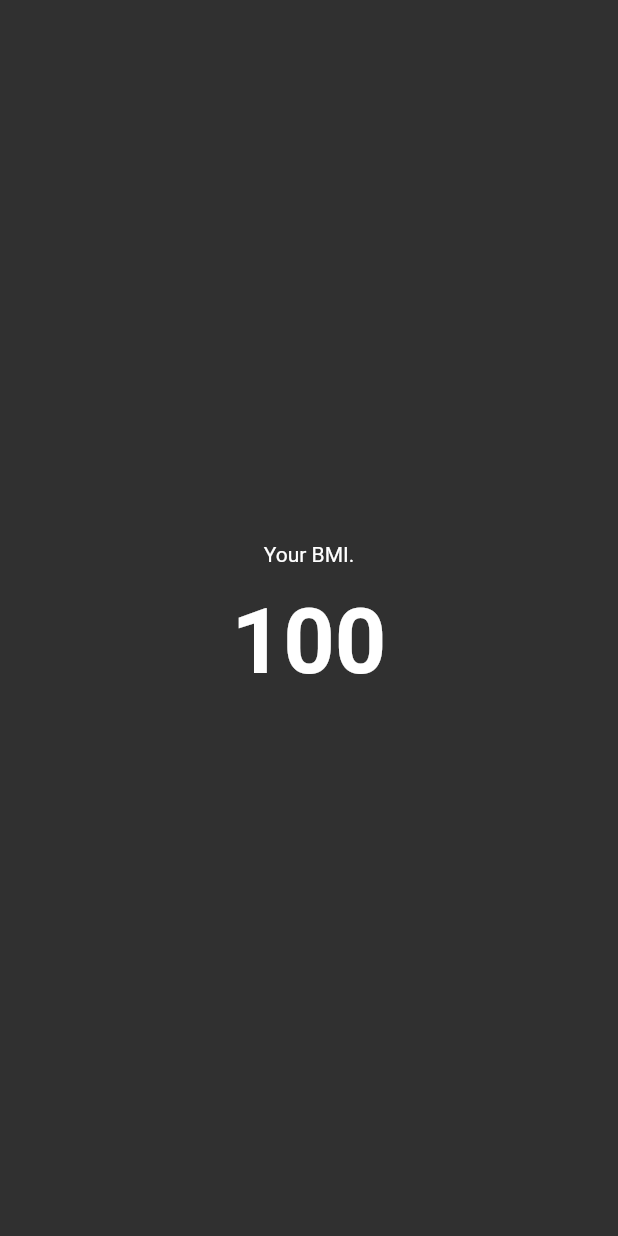
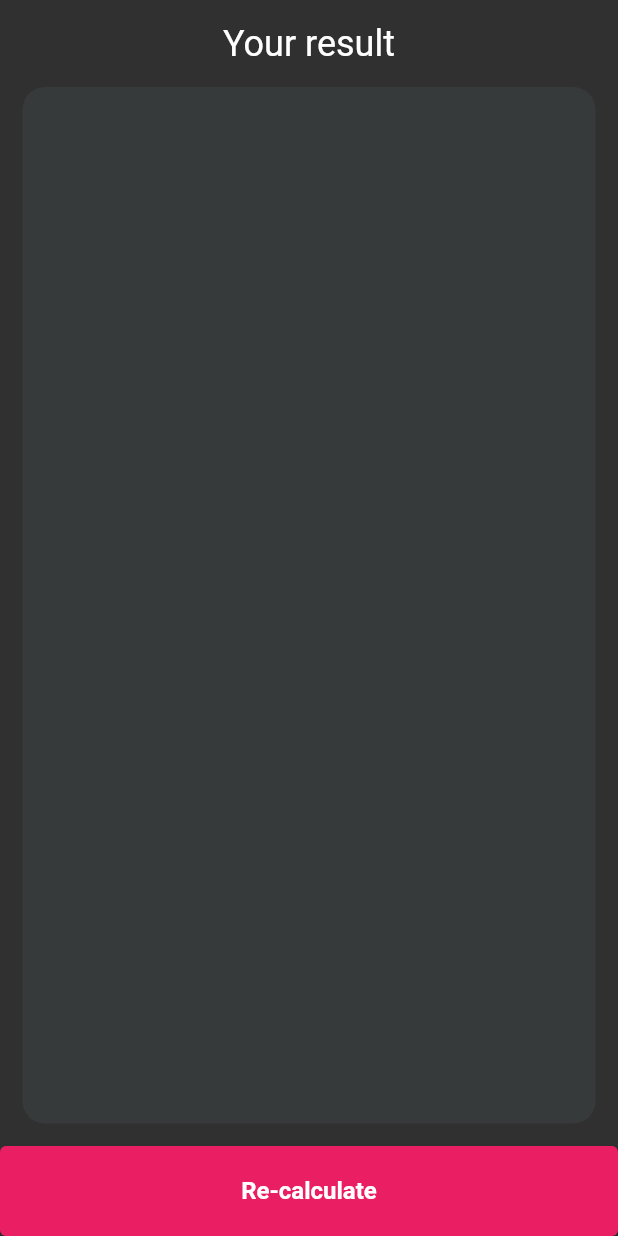
Before and after one commit to sammyodiagbe/bmi_calculator, a Flutter app: the ResultScreen screen opened by its route, on a phone screen of 412 x 824 dp. Run offline on Flutter 3.47's test engine with Material 2 defaults, Android fonts, the phone set to English and light mode, and no system bars; our stand-ins replace font_awesome_flutter.

Commit message:
working on the ui

```diff
--- a/lib/constants.dart
+++ b/lib/constants.dart
@@ -1,6 +1,8 @@
 import 'package:flutter/material.dart';
 
 const defaultBackgroundColor = Color.fromARGB(255, 54, 58, 59);
+
+const defaultTitleTextStyle = TextStyle(fontSize: 24);
 const textTitleStyle = TextStyle(
   fontSize: 16,
   color: Colors.grey,
--- a/lib/resultScreen.dart
+++ b/lib/resultScreen.dart
@@ -4,21 +4,44 @@ import "package:flutter/material.dart";
 class ResultScreen extends StatelessWidget {
   @override
   Widget build(BuildContext context) {
-    return Scaffold(
-      body: Container(
-        child: Center(
+    return SafeArea(
+      child: Scaffold(
+          body:
+              Column(crossAxisAlignment: CrossAxisAlignment.stretch, children: [
+        Expanded(
+            child: Container(
+          padding: EdgeInsets.all(15),
           child: Column(
-          mainAxisAlignment: MainAxisAlignment.center,
+            mainAxisAlignment: MainAxisAlignment.start,
             children: [
-            Text('Your BMI.'),
+              Text(
+                'Your result',
+                style: defaultTitleTextStyle,
+              ),
               SizedBox(height: 15),
-            Text(
-              '100',
-              style: heightAndAgeTextStyle,
+              Expanded(
+                child: Container(
+                  decoration: BoxDecoration(
+                      color: defaultBackgroundColor,
+                      borderRadius: BorderRadius.circular(15)),
                 ),
+              )
             ],
+          ),
         )),
+
+        // go back or re calculate button
+        Container(
+          height: 60,
+          child: ElevatedButton(
+            onPressed: () {},
+            child: Text(
+              'Re-calculate',
+              style: buttonTextStyle,
             ),
+          ),
+        )
+      ])),
     );
   }
 }
```
Lines whose indentation alone changed are shown as unchanged.
